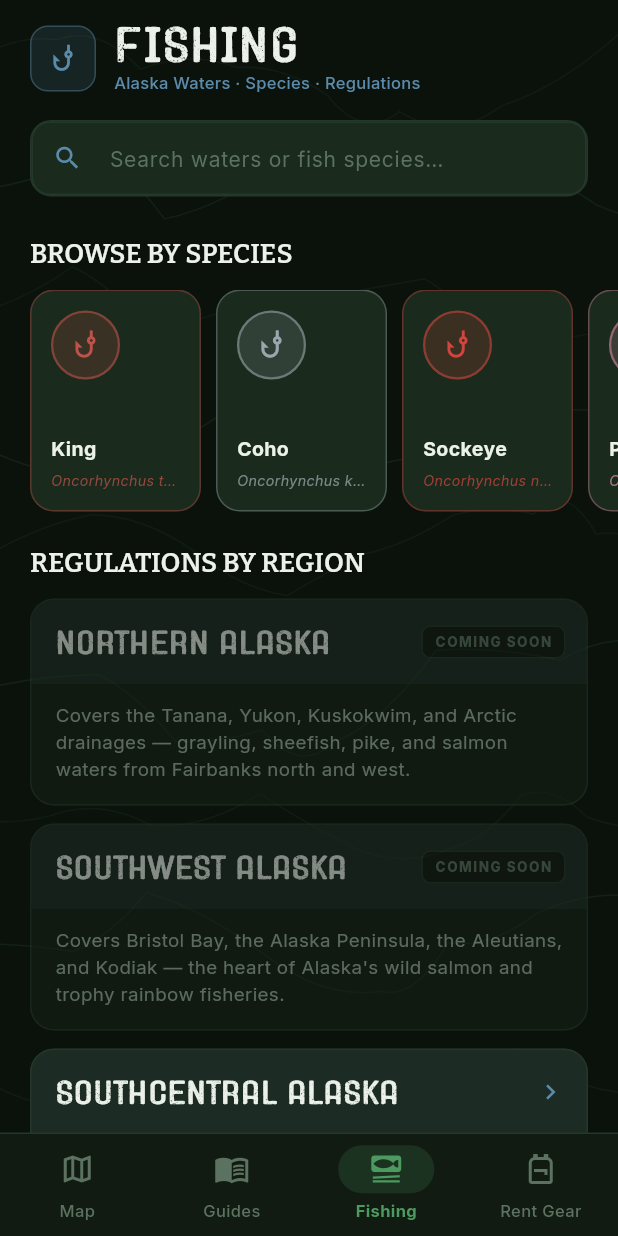
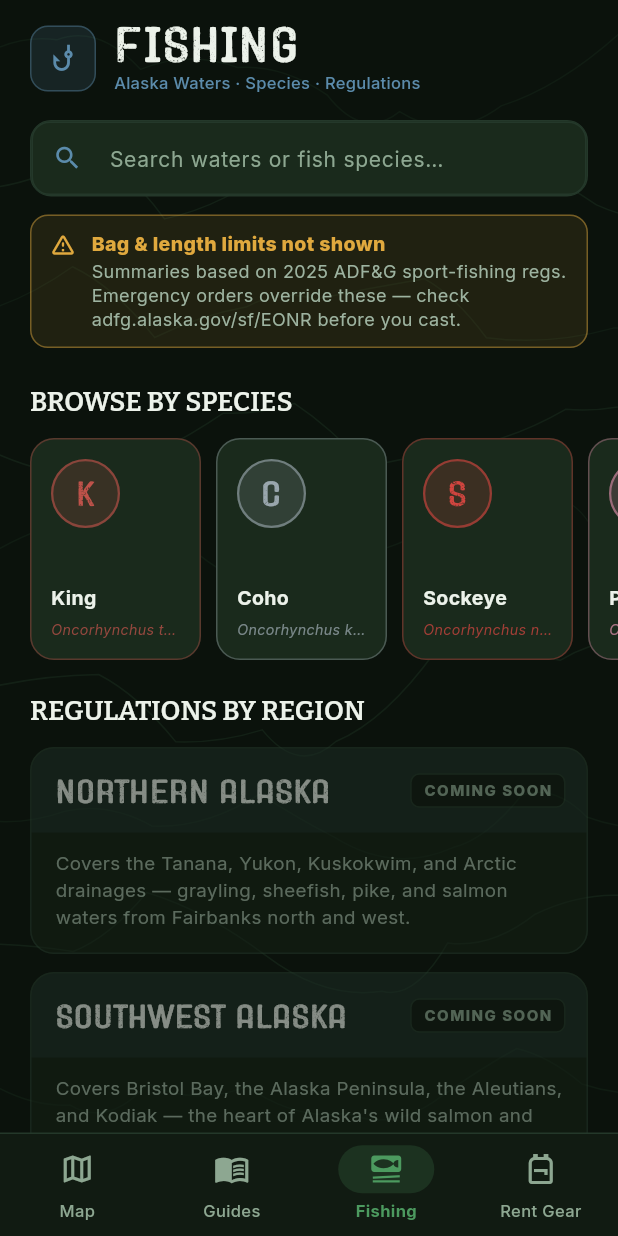
Before and after one commit to sambritch-netizen/AlaskaAtlas, a Flutter app: the screen it shows after launch, item 3 of the bottom bar chosen, on a phone screen of 412 x 824 dp. Run offline on Flutter 3.47's test engine with Material 3 defaults, Android fonts, the phone set to English and light mode, and no system bars; our stand-ins replace flutter_map, flutter_riverpod, geolocator, go_router, google_fonts, latlong2 and 1 more; missing offline and left inert: flutter_map_marker_cluster.

Commit message:
harden+layout+colorize+audit+animate: address fishing critique P0-P2 and animate guides
Fishing flow
- P0: replace buried 11px textMuted footer with prominent warning-tinted
  banner near top of regions screen; cite 2025 ADF&G regs + emergency
  order URL
- P1: replace Icons.phishing-everywhere with per-species monogram inside
  the colored token; SpeciesBadge & SpeciesChip wrapped in Semantics so
  screen readers announce the species name instead of "phishing" x 13
- P1: water screen now shows a region/subregion breadcrumb pill by
  walking FishingRegsData; users arriving via search no longer lose
  regulatory context
- P2: reorder species info cards so Tactics & Gear leads (primary
  treatment with species-color tinted bg); Identification and Habitat
  follow as secondary
- P3: drop the decorative SUB-REGIONS / WATERS hero-metric pair; fold the
  counts into the section header trailing slot
- Cap species-strip stagger so the 13th card no longer waits 670ms
- Bump _Pill ("COMING SOON") from 9px to 10px

Theme
- Shift AppColors.textMuted from 0xFF5C7260 to 0xFF8DA791 so 11-12px
  body text passes WCAG AA (~4.6:1) against the forest background

Guides
- Animate category tiles with a staggered fade + translate + subtle scale
  entrance (capped stagger so later tiles do not drift)

https://claude.ai/code/session_013aUMyCsZgUEsVnTLQASyYT

```diff
--- a/lib/screens/fishing/fishing_common.dart
+++ b/lib/screens/fishing/fishing_common.dart
@@ -52,6 +52,14 @@ class FishingStyle {
 
   static String shortFor(String species) =>
       speciesShort[species] ?? species;
+
+  /// Single-letter monogram for the species token (King -> K, Sockeye -> S).
+  /// Color + monogram together let an angler pattern-match a species in the
+  /// browse strip without relying on a generic fish-hook glyph.
+  static String monogramFor(String species) {
+    final s = shortFor(species).trim();
+    return s.isEmpty ? '?' : s.substring(0, 1).toUpperCase();
+  }
 }
 
 /// Section heading using Bitter slab serif — the field-guide chapter marker.
@@ -87,15 +95,28 @@ class SpeciesBadge extends StatelessWidget {
   @override
   Widget build(BuildContext context) {
     final c = FishingStyle.colorFor(species);
-    return Container(
+    return Semantics(
+      label: FishingStyle.shortFor(species),
+      child: Container(
         width: size,
         height: size,
         decoration: BoxDecoration(
           color: c.withValues(alpha: 0.18),
           shape: BoxShape.circle,
-        border: Border.all(color: c.withValues(alpha: 0.55), width: 1.5),
+          border: Border.all(color: c.withValues(alpha: 0.6), width: 1.5),
         ),
-      child: Icon(Icons.phishing, color: c, size: size * 0.5),
+        alignment: Alignment.center,
+        child: Text(
+          FishingStyle.monogramFor(species),
+          style: TextStyle(
+            fontFamily: 'MudTrack',
+            color: c,
+            fontSize: size * 0.46,
+            height: 1.0,
+            letterSpacing: 0.5,
+          ),
+        ),
+      ),
     );
   }
 }
@@ -109,7 +130,11 @@ class SpeciesChip extends StatelessWidget {
   @override
   Widget build(BuildContext context) {
     final c = FishingStyle.colorFor(species);
-    return Material(
+    final label = FishingStyle.shortFor(species);
+    return Semantics(
+      button: true,
+      label: label,
+      child: Material(
         color: Colors.transparent,
         child: InkWell(
           borderRadius: BorderRadius.circular(20),
@@ -127,13 +152,21 @@ class SpeciesChip extends StatelessWidget {
                 Container(
                   width: 18,
                   height: 18,
+                  alignment: Alignment.center,
                   decoration: BoxDecoration(color: c, shape: BoxShape.circle),
-                child: const Icon(Icons.phishing,
-                    color: Colors.white, size: 11),
+                  child: Text(
+                    FishingStyle.monogramFor(species),
+                    style: const TextStyle(
+                      fontFamily: 'MudTrack',
+                      color: AppColors.textPrimary,
+                      fontSize: 11,
+                      height: 1.0,
+                    ),
+                  ),
                 ),
                 const SizedBox(width: 8),
                 Text(
-                FishingStyle.shortFor(species),
+                  label,
                   style: const TextStyle(
                     fontSize: 12.5,
                     fontWeight: FontWeight.w600,
@@ -144,6 +177,7 @@ class SpeciesChip extends StatelessWidget {
             ),
           ),
         ),
+      ),
     );
   }
 }
--- a/lib/screens/fishing/fishing_regions_screen.dart
+++ b/lib/screens/fishing/fishing_regions_screen.dart
@@ -59,6 +59,10 @@ class _FishingRegionsScreenState extends State<FishingRegionsScreen> {
                   _searchCtrl.clear();
                   setState(() => _query = '');
                 },
+              ),
+              const Padding(
+                padding: EdgeInsets.fromLTRB(20, 4, 20, 6),
+                child: _RegsBanner(),
               ),
               Expanded(
                 child: searching
@@ -206,7 +210,8 @@ class _Browse extends StatelessWidget {
             separatorBuilder: (_, __) => const SizedBox(width: 10),
             itemBuilder: (context, i) => TweenAnimationBuilder<double>(
               tween: Tween(begin: 0.0, end: 1.0),
-              duration: Duration(milliseconds: 220 + i * 35),
+              duration: Duration(
+                  milliseconds: 220 + (i * 35).clamp(0, 180)),
               curve: Curves.easeOutCubic,
               builder: (context, v, child) => Opacity(
                 opacity: v,
@@ -229,10 +234,6 @@ class _Browse extends StatelessWidget {
           Padding(
             padding: const EdgeInsets.fromLTRB(20, 0, 20, 12),
             child: _RegionCard(region: region),
-          ),
-        const Padding(
-          padding: EdgeInsets.fromLTRB(20, 6, 20, 0),
-          child: _RegsDisclaimer(),
           ),
       ],
     );
@@ -572,7 +573,7 @@ class _Pill extends StatelessWidget {
       child: Text(
         label,
         style: TextStyle(
-          fontSize: 9,
+          fontSize: 10,
           fontWeight: FontWeight.w800,
           color: color,
           letterSpacing: 1.0,
@@ -582,35 +583,60 @@ class _Pill extends StatelessWidget {
   }
 }
 
-class _RegsDisclaimer extends StatelessWidget {
-  const _RegsDisclaimer();
+/// Persistent regulatory banner — the disclaimer that belongs at the top of
+/// the fishing flow, not buried at the bottom. Bag and length limits are
+/// intentionally omitted from this app; users must confirm them with ADF&G
+/// before they fish, because emergency orders supersede published regs.
+class _RegsBanner extends StatelessWidget {
+  const _RegsBanner();
+
   @override
   Widget build(BuildContext context) {
-    return Container(
-      padding: const EdgeInsets.all(12),
+    return Semantics(
+      container: true,
+      label: 'Regulatory advisory',
+      child: Container(
+        padding: const EdgeInsets.fromLTRB(12, 10, 12, 10),
         decoration: BoxDecoration(
-        color: AppColors.surface,
-        borderRadius: BorderRadius.circular(10),
-        border: Border.all(color: AppColors.border),
+          color: AppColors.warning.withValues(alpha: 0.10),
+          borderRadius: BorderRadius.circular(12),
+          border: Border.all(color: AppColors.warning.withValues(alpha: 0.45)),
         ),
         child: Row(
           crossAxisAlignment: CrossAxisAlignment.start,
+          children: [
+            const Icon(Icons.warning_amber_rounded,
+                size: 18, color: AppColors.warning),
+            const SizedBox(width: 10),
+            Expanded(
+              child: Column(
+                crossAxisAlignment: CrossAxisAlignment.start,
                 children: const [
-          Icon(Icons.info_outline, size: 15, color: AppColors.textMuted),
-          SizedBox(width: 8),
-          Expanded(
-            child: Text(
-              'Summaries of ADF&G sport-fishing regulations. Bag/length '
-              'limits are omitted — emergency orders supersede published '
-              'regs. Always check adfg.alaska.gov/sf/EONR before you cast.',
+                  Text(
+                    'Bag & length limits not shown',
                     style: TextStyle(
-                fontSize: 11,
-                color: AppColors.textMuted,
-                height: 1.4,
+                      fontSize: 13,
+                      fontWeight: FontWeight.w800,
+                      color: AppColors.warning,
+                      height: 1.2,
                     ),
+                  ),
+                  SizedBox(height: 3),
+                  Text(
+                    'Summaries based on 2025 ADF&G sport-fishing regs. '
+                    'Emergency orders override these — check '
+                    'adfg.alaska.gov/sf/EONR before you cast.',
+                    style: TextStyle(
+                      fontSize: 12,
+                      color: AppColors.textSecondary,
+                      height: 1.35,
                     ),
                   ),
                 ],
+              ),
+            ),
+          ],
+        ),
       ),
     );
   }
--- a/lib/theme/app_colors.dart
+++ b/lib/theme/app_colors.dart
@@ -25,7 +25,7 @@ class AppColors {
   // Text
   static const Color textPrimary = Color(0xFFECF2EA);
   static const Color textSecondary = Color(0xFF9DB3A0);
-  static const Color textMuted = Color(0xFF5C7260);
+  static const Color textMuted = Color(0xFF8DA791);
 
   // Lines
   static const Color border = Color(0xFF24382A);
```
Also changed, not shown: lib/screens/fishing/fish_species_screen.dart (+17 -9 lines), lib/screens/fishing/fishing_subregion_screen.dart (+11 -54 lines), lib/screens/fishing/fishing_water_screen.dart (+40 -0 lines), lib/screens/guides/guides_screen.dart (+17 -2 lines). Lines whose indentation alone changed are shown as unchanged.
